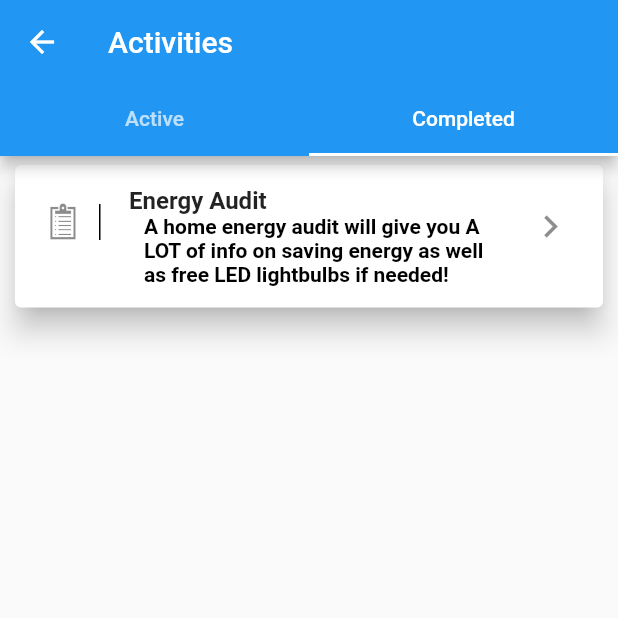
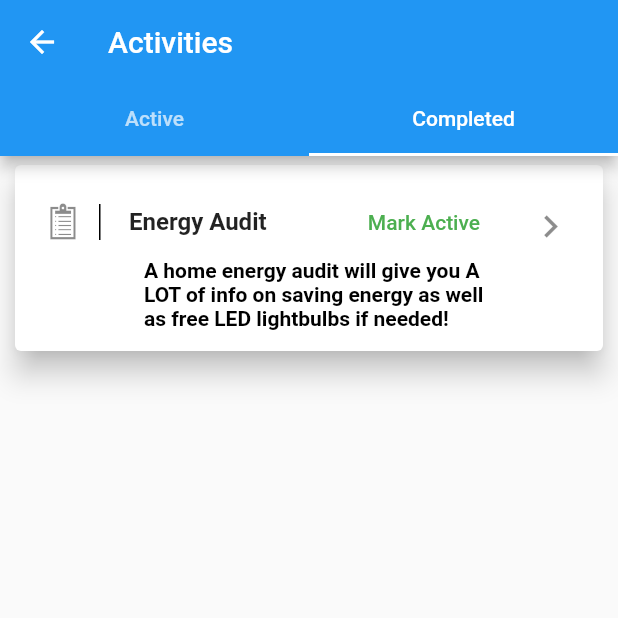
Before and after one commit to BitKnitting/FitHome, a Flutter app: the ActivitiesPage screen opened directly, tab 2 chosen, on a phone screen of 412 x 824 dp, the top half of it. Run offline on Flutter 3.47's test engine with Material 2 defaults, Android fonts, the phone set to English and light mode, and no system bars; our stand-ins replace charts_flutter, percent_indicator; accounts and stored records are empty; generated files the repository leaves out were written again.

```diff
--- a/lib/Activities/activities_page.dart
+++ b/lib/Activities/activities_page.dart
@@ -2,6 +2,8 @@ import 'package:flutter/material.dart';
 import 'model/activities_schema.dart';
 import 'model/activities_Services.dart';
 import '../icons/icon_loader.dart';
+import 'package:path_provider/path_provider.dart';
+import 'dart:io';
 
 class ActivitiesPage extends StatefulWidget {
   @override
@@ -51,7 +53,7 @@ class _State extends State<ActivitiesPage> {
                 builder: (BuildContext context, AsyncSnapshot snapshot) {
                   // The active activities are available.
                   if (snapshot.connectionState == ConnectionState.done) {
-                    return _listViewActivities(snapshot.data);
+                    return _listViewActivities(true, snapshot.data);
                   } else {
                     return CircularProgressIndicator();
                   }
@@ -63,9 +65,9 @@ class _State extends State<ActivitiesPage> {
                 future: activities
                     .completedActivities("happyday.mjohnson@gmail.com"),
                 builder: (BuildContext context, AsyncSnapshot snapshot) {
-                  // The active activities are available.
+                  // The completed activities are available.
                   if (snapshot.connectionState == ConnectionState.done) {
-                    return _listViewActivities(snapshot.data);
+                    return _listViewActivities(false, snapshot.data);
                   } else {
                     // Until the activities can be loaded show a circular progress indicator.
                     return CircularProgressIndicator();
@@ -77,34 +79,34 @@ class _State extends State<ActivitiesPage> {
     );
   }
 
-  Widget _listViewActivities(activities) {
-    return _makeBody(activities);
+  Widget _listViewActivities(bool active, List<Activity> activities) {
+    return _makeBody(active, activities);
   }
 
-  Widget _makeBody(List<Activity> activities) {
+  Widget _makeBody(bool active, List<Activity> activities) {
     return Container(
       child: ListView.builder(
         scrollDirection: Axis.vertical,
         shrinkWrap: true,
         itemCount: activities.length,
         itemBuilder: (BuildContext context, int index) {
-          return _makeCard(activities[index]);
+          return _makeCard(active, activities[index]);
         },
       ),
     );
   }
 
-  Widget _makeCard(Activity activity) {
+  Widget _makeCard(bool active, Activity activity) {
     return Card(
       elevation: 8.0,
       margin: new EdgeInsets.symmetric(horizontal: 10.0, vertical: 6.0),
       child: Container(
-        child: _makeListTile(activity),
+        child: _makeListTile(active, activity),
       ),
     );
   }
 
-  Widget _makeListTile(Activity activity) {
+  Widget _makeListTile(bool active, Activity activity) {
     return ListTile(
       contentPadding: EdgeInsets.symmetric(horizontal: 20.0, vertical: 10.0),
       leading: Container(
@@ -114,11 +116,27 @@ class _State extends State<ActivitiesPage> {
                 right: new BorderSide(
           width: 1.0,
         ))),
-        child: Icon(getIcon(name:activity.icon)),
+        child: Icon(getIcon(name: activity.icon)),
       ),
-      title: Text(
-        activity.name,
-        style: TextStyle(fontWeight: FontWeight.bold),
+      title: Row(
+        children: <Widget>[
+          Expanded(
+            child: Text(
+              activity.name,
+              style: TextStyle(fontWeight: FontWeight.bold),
+            ),
+          ),
+          FlatButton(
+              // If active is true, the user can set to completed by tapping on button.
+              // Of course if completed, can tap on button to make the activity active again.
+              child: Text(active == true ? "Mark Completed" : "Mark Active"),
+              textColor: Colors.green,
+              splashColor: Colors.green,
+              shape: StadiumBorder(),
+              onPressed: () {
+                _updateActivityState(active);
+              }),
+        ],
       ),
       subtitle: Row(
         children: <Widget>[
@@ -135,4 +153,15 @@ class _State extends State<ActivitiesPage> {
       trailing: Icon(Icons.keyboard_arrow_right, size: 30.0),
     );
   }
+
+  void _updateActivityState(bool active) async {
+    // Update the user's completedActivities list.
+    // if active == true, add to completedActivities.
+    // if active == false, remove from completed Activities.
+    // The update gets written back into the User's json file.
+    print('tap state: $active');
+    Directory appDocDir = await getApplicationDocumentsDirectory();
+    String appDocPath = appDocDir.path;
+    print(appDocPath);
+  }
 }
--- a/lib/dashboard/dashboard.dart
+++ b/lib/dashboard/dashboard.dart
@@ -28,6 +28,10 @@ class _DashboardPageState extends State<DashboardPage> {
         Column(
           children: <Widget>[
             //////
+            Column(children: <Widget>[
+              Text("happyday.mjohnson@gmail.com."),
+              FlatButton(child: Text("Not you?")),
+            ]),
             Expanded(
               child: _impactImage(_impactImages),
             ),
--- a/pubspec.yaml
+++ b/pubspec.yaml
@@ -29,6 +29,7 @@ dependencies:
   # cached_network_image: ^0.6.0+1
   charts_flutter:
   json_annotation:
+  path_provider: ^0.5.0+1
 
 dev_dependencies:
   flutter_test:
```
Also changed, not shown: lib/Activities/model/activities_schema.dart (+6 -5 lines), pubspec.lock, 1 other file.
